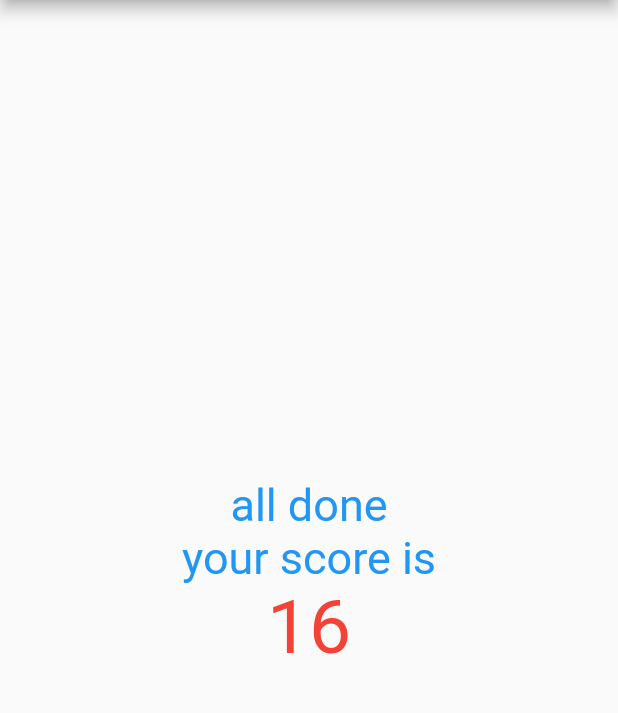
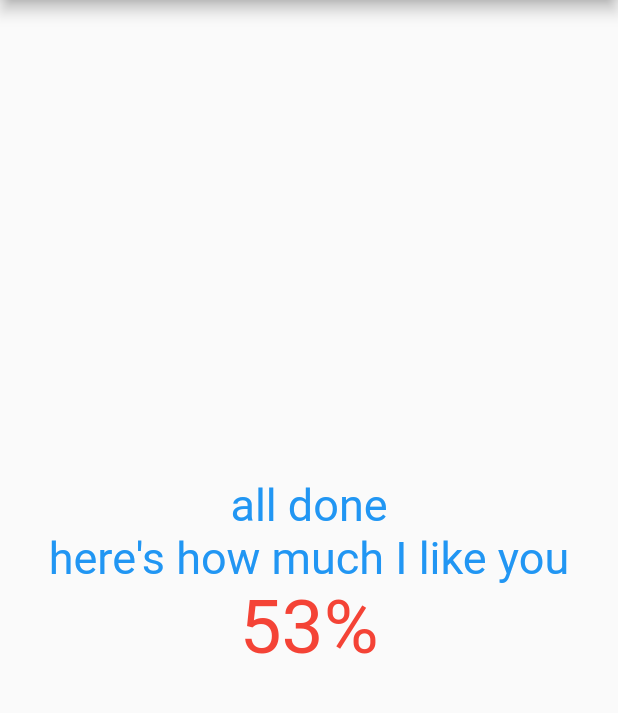
Before and after one commit to okhaled9/Quiz-Mobile-App, a Flutter app: the screen it shows after launch, after a tap on "Red", after a tap on "Sprite", after a tap on "East", on a phone screen of 412 x 824 dp, the part 84-797 px from its top. Run offline on Flutter 3.47's test engine with Material 2 defaults, Android fonts, the phone set to English and light mode, and no system bars.

Commit message:
now results are in percentage

```diff
--- a/lib/main.dart
+++ b/lib/main.dart
@@ -3,7 +3,9 @@ import 'package:flutter/material.dart';
 import './quiz.dart';
 import './result.dart';
 
-void main() => runApp(MyApp());
+void main() {
+  runApp(MyApp());
+}
 
 class MyApp extends StatefulWidget {
   @override
@@ -68,7 +70,7 @@ class MyAppState extends State<MyApp> {
         ),
         body: index < questions.length
             ? Quiz(questions, increment, index)
-            : Result(totalScore),
+            : Result(totalScore, questions.length),
       ),
     );
   }
--- a/lib/result.dart
+++ b/lib/result.dart
@@ -2,8 +2,9 @@ import 'package:flutter/material.dart';
 
 class Result extends StatelessWidget {
   int totalScore = 0;
+  int questionsLength = 0;
 
-  Result(this.totalScore);
+  Result(this.totalScore, this.questionsLength);
 
   @override
   Widget build(BuildContext context) {
@@ -14,12 +15,12 @@ class Result extends StatelessWidget {
         mainAxisAlignment: MainAxisAlignment.center,
         children: <Widget>[
           Text(
-            'all done\nyour score is',
+            'all done\nhere\'s how much I like you',
             style: TextStyle(fontSize: 30, color: Colors.blue),
             textAlign: TextAlign.center,
           ),
           Text(
-            totalScore.toString(),
+            (totalScore / (questionsLength*10) * 100).toStringAsFixed(0) + '%',//////////////////
             style: TextStyle(fontSize: 50, color: Colors.red),
             textAlign: TextAlign.center,
           ),
```
